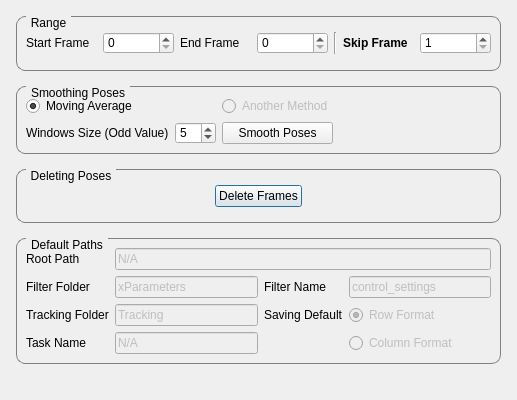
Old version of the form autoscoper/src/ui/ui-files/AdvancedOptionsDialog.ui in the repository BrownBiomechanics/Autoscoper.
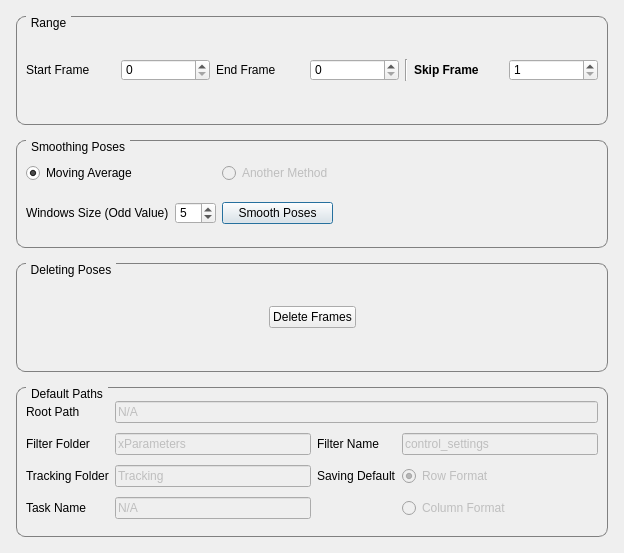
New version of the form.

Commit message: Added installer and modified some limitation of sizes in windows.

```diff
--- a/autoscoper/src/ui/ui-files/AdvancedOptionsDialog.ui
+++ b/autoscoper/src/ui/ui-files/AdvancedOptionsDialog.ui
@@ -6,8 +6,8 @@
    <rect>
     <x>0</x>
     <y>0</y>
-    <width>517</width>
-    <height>400</height>
+    <width>624</width>
+    <height>553</height>
    </rect>
   </property>
   <property name="minimumSize">
@@ -40,11 +40,163 @@
      <property name="verticalSpacing">
       <number>15</number>
      </property>
-     <item row="4" column="0" colspan="4">
-      <widget class="QGroupBox" name="groupBox_3">
+     <item row="5" column="0" colspan="2">
+      <widget class="QGroupBox" name="groupBox_DefaultPaths">
+       <property name="minimumSize">
+        <size>
+         <width>0</width>
+         <height>150</height>
+        </size>
+       </property>
+       <property name="styleSheet">
+        <string notr="true">QGroupBox {
+    border: 1px solid gray;
+    border-radius: 9px;
+    margin-top: 0.5em;
+}
+
+QGroupBox::title {
+    subcontrol-origin: margin;
+    left: 10px;
+    padding: 0 3px 0 3px;
+}</string>
+       </property>
+       <property name="title">
+        <string>Default Paths</string>
+       </property>
+       <layout class="QGridLayout" name="gridLayout_2">
+        <item row="3" column="3">
+         <widget class="QRadioButton" name="radioButton_trackingFormat_Column">
+          <property name="enabled">
+           <bool>false</bool>
+          </property>
+          <property name="text">
+           <string>Column Format</string>
+          </property>
+          <property name="checked">
+           <bool>false</bool>
+          </property>
+         </widget>
+        </item>
+        <item row="0" column="0">
+         <widget class="QLabel" name="label_8">
+          <property name="text">
+           <string>Root Path</string>
+          </property>
+         </widget>
+        </item>
+        <item row="1" column="0">
+         <widget class="QLabel" name="label_4">
+          <property name="text">
+           <string>Filter Folder</string>
+          </property>
+         </widget>
+        </item>
+        <item row="2" column="1">
+         <widget class="QLineEdit" name="lineEdit_trackingPath">
+          <property name="enabled">
+           <bool>false</bool>
+          </property>
+          <property name="text">
+           <string>Tracking</string>
+          </property>
+         </widget>
+        </item>
+        <item row="1" column="3">
+         <widget class="QLineEdit" name="lineEdit_filterName">
+          <property name="enabled">
+           <bool>false</bool>
+          </property>
+          <property name="text">
+           <string>control_settings</string>
+          </property>
+         </widget>
+        </item>
+        <item row="2" column="2">
+         <widget class="QLabel" name="label_7">
+          <property name="text">
+           <string>Saving Default</string>
+          </property>
+         </widget>
+        </item>
+        <item row="1" column="1">
+         <widget class="QLineEdit" name="lineEdit_filterFolder">
+          <property name="enabled">
+           <bool>false</bool>
+          </property>
+          <property name="text">
+           <string>xParameters</string>
+          </property>
+         </widget>
+        </item>
+        <item row="1" column="2">
+         <widget class="QLabel" name="label_6">
+          <property name="text">
+           <string>Filter Name</string>
+          </property>
+         </widget>
+        </item>
+        <item row="2" column="0">
+         <widget class="QLabel" name="label_5">
+          <property name="text">
+           <string>Tracking Folder</string>
+          </property>
+         </widget>
+        </item>
+        <item row="2" column="3">
+         <widget class="QRadioButton" name="radioButton_trackingFormat_Row">
+          <property name="enabled">
+           <bool>false</bool>
+          </property>
+          <property name="text">
+           <string>Row Format</string>
+          </property>
+          <property name="checked">
+           <bool>true</bool>
+          </property>
+         </widget>
+        </item>
+        <item row="0" column="1" colspan="3">
+         <widget class="QLineEdit" name="lineEdit_rootPath">
+          <property name="enabled">
+           <bool>false</bool>
+          </property>
+          <property name="text">
+           <string>N/A</string>
+          </property>
+         </widget>
+        </item>
+        <item row="3" column="0">
+         <widget class="QLabel" name="label_9">
+          <property name="text">
+           <string>Task Name</string>
+          </property>
+         </widget>
+        </item>
+        <item row="3" column="1">
+         <widget class="QLineEdit" name="lineEdit_TaskName">
+          <property name="enabled">
+           <bool>false</bool>
+          </property>
+          <property name="text">
+           <string>N/A</string>
+          </property>
+         </widget>
+        </item>
+       </layout>
+      </widget>
+     </item>
+     <item row="2" column="0" colspan="2">
+      <widget class="QGroupBox" name="groupBox_2">
        <property name="enabled">
         <bool>true</bool>
        </property>
+       <property name="minimumSize">
+        <size>
+         <width>0</width>
+         <height>90</height>
+        </size>
+       </property>
        <property name="styleSheet">
         <string notr="true">QGroupBox {
     border: 1px solid gray;
@@ -59,66 +211,93 @@
 }</string>
        </property>
        <property name="title">
-        <string>Deleting Poses</string>
+        <string>Smoothing Poses</string>
        </property>
-       <layout class="QGridLayout" name="gridLayout_6">
-        <item row="1" column="3">
-         <widget class="QPushButton" name="pushButton_Delete">
-          <property name="maximumSize">
+       <layout class="QGridLayout" name="gridLayout_3">
+        <item row="0" column="2">
+         <widget class="QRadioButton" name="radioButton_AnotherMethod">
+          <property name="enabled">
+           <bool>false</bool>
+          </property>
+          <property name="text">
+           <string>Another Method</string>
+          </property>
+         </widget>
+        </item>
+        <item row="0" column="0">
+         <widget class="QRadioButton" name="radioButton_MovingAverage">
+          <property name="text">
+           <string>Moving Average</string>
+          </property>
+          <property name="checked">
+           <bool>true</bool>
+          </property>
+         </widget>
+        </item>
+        <item row="1" column="5">
+         <spacer name="horizontalSpacer_6">
+          <property name="orientation">
+           <enum>Qt::Horizontal</enum>
+          </property>
+          <property name="sizeHint" stdset="0">
            <size>
-            <width>150</width>
-            <height>16777215</height>
+            <width>40</width>
+            <height>20</height>
            </size>
           </property>
+         </spacer>
+        </item>
+        <item row="0" column="3" colspan="3">
+         <spacer name="horizontalSpacer_7">
+          <property name="orientation">
+           <enum>Qt::Horizontal</enum>
+          </property>
+          <property name="sizeHint" stdset="0">
+           <size>
+            <width>40</width>
+            <height>20</height>
+           </size>
+          </property>
+         </spacer>
+        </item>
+        <item row="1" column="0">
+         <widget class="QLabel" name="label_3">
           <property name="text">
-           <string>Delete Frames</string>
+           <string>Windows Size (Odd Value)</string>
+          </property>
+         </widget>
+        </item>
+        <item row="1" column="1">
+         <widget class="QSpinBox" name="spinBox_winSize">
+          <property name="minimum">
+           <number>3</number>
+          </property>
+          <property name="singleStep">
+           <number>2</number>
+          </property>
+          <property name="value">
+           <number>5</number>
           </property>
          </widget>
         </item>
         <item row="1" column="2">
-         <spacer name="horizontalSpacer">
-          <property name="orientation">
-           <enum>Qt::Horizontal</enum>
+         <widget class="QPushButton" name="pushButton_Smooth">
+          <property name="text">
+           <string>Smooth Poses</string>
           </property>
-          <property name="sizeHint" stdset="0">
-           <size>
-            <width>40</width>
-            <height>20</height>
-           </size>
-          </property>
-         </spacer>
-        </item>
-        <item row="1" column="4">
-         <spacer name="horizontalSpacer_8">
-          <property name="orientation">
-           <enum>Qt::Horizontal</enum>
-          </property>
-          <property name="sizeHint" stdset="0">
-           <size>
-            <width>40</width>
-            <height>20</height>
-           </size>
-          </property>
-         </spacer>
+         </widget>
         </item>
        </layout>
       </widget>
      </item>
-     <item row="6" column="0">
-      <spacer name="horizontalSpacer_5">
-       <property name="orientation">
-        <enum>Qt::Horizontal</enum>
-       </property>
-       <property name="sizeHint" stdset="0">
-        <size>
-         <width>40</width>
-         <height>20</height>
-        </size>
-       </property>
-      </spacer>
-     </item>
-     <item row="1" column="0" colspan="4">
+     <item row="1" column="0" colspan="2">
       <widget class="QGroupBox" name="groupBox">
+       <property name="minimumSize">
+        <size>
+         <width>0</width>
+         <height>80</height>
+        </size>
+       </property>
        <property name="styleSheet">
         <string notr="true">QGroupBox {
     border: 1px solid gray;
@@ -210,119 +389,17 @@
        </layout>
       </widget>
      </item>
-     <item row="6" column="3">
-      <spacer name="horizontalSpacer_4">
-       <property name="orientation">
-        <enum>Qt::Horizontal</enum>
-       </property>
-       <property name="sizeHint" stdset="0">
-        <size>
-         <width>40</width>
-         <height>20</height>
-        </size>
-       </property>
-      </spacer>
-     </item>
-     <item row="2" column="0" colspan="4">
-      <widget class="QGroupBox" name="groupBox_2">
+     <item row="4" column="0" colspan="2">
+      <widget class="QGroupBox" name="groupBox_3">
        <property name="enabled">
         <bool>true</bool>
        </property>
-       <property name="styleSheet">
-        <string notr="true">QGroupBox {
-    border: 1px solid gray;
-    border-radius: 9px;
-    margin-top: 0.5em;
-}
-
-QGroupBox::title {
-    subcontrol-origin: margin;
-    left: 10px;
-    padding: 0 3px 0 3px;
-}</string>
+       <property name="minimumSize">
+        <size>
+         <width>0</width>
+         <height>75</height>
+        </size>
        </property>
-       <property name="title">
-        <string>Smoothing Poses</string>
-       </property>
-       <layout class="QGridLayout" name="gridLayout_3">
-        <item row="0" column="2">
-         <widget class="QRadioButton" name="radioButton_AnotherMethod">
-          <property name="enabled">
-           <bool>false</bool>
-          </property>
-          <property name="text">
-           <string>Another Method</string>
-          </property>
-         </widget>
-        </item>
-        <item row="0" column="0">
-         <widget class="QRadioButton" name="radioButton_MovingAverage">
-          <property name="text">
-           <string>Moving Average</string>
-          </property>
-          <property name="checked">
-           <bool>true</bool>
-          </property>
-         </widget>
-        </item>
-        <item row="1" column="5">
-         <spacer name="horizontalSpacer_6">
-          <property name="orientation">
-           <enum>Qt::Horizontal</enum>
-          </property>
-          <property name="sizeHint" stdset="0">
-           <size>
-            <width>40</width>
-            <height>20</height>
-           </size>
-          </property>
-         </spacer>
-        </item>
-        <item row="0" column="3" colspan="3">
-         <spacer name="horizontalSpacer_7">
-          <property name="orientation">
-           <enum>Qt::Horizontal</enum>
-          </property>
-          <property name="sizeHint" stdset="0">
-           <size>
-            <width>40</width>
-            <height>20</height>
-           </size>
-          </property>
-         </spacer>
-        </item>
-        <item row="1" column="0">
-         <widget class="QLabel" name="label_3">
-          <property name="text">
-           <string>Windows Size (Odd Value)</string>
-          </property>
-         </widget>
-        </item>
-        <item row="1" column="1">
-         <widget class="QSpinBox" name="spinBox_winSize">
-          <property name="minimum">
-           <number>3</number>
-          </property>
-          <property name="singleStep">
-           <number>2</number>
-          </property>
-          <property name="value">
-           <number>5</number>
-          </property>
-         </widget>
-        </item>
-        <item row="1" column="2">
-         <widget class="QPushButton" name="pushButton_Smooth">
-          <property name="text">
-           <string>Smooth Poses</string>
-          </property>
-         </widget>
-        </item>
-       </layout>
-      </widget>
-     </item>
-     <item row="5" column="0" colspan="4">
-      <widget class="QGroupBox" name="groupBox_DefaultPaths">
        <property name="styleSheet">
         <string notr="true">QGroupBox {
     border: 1px solid gray;
@@ -337,156 +414,51 @@
 }</string>
        </property>
        <property name="title">
-        <string>Default Paths</string>
+        <string>Deleting Poses</string>
        </property>
-       <layout class="QGridLayout" name="gridLayout_2">
-        <item row="3" column="3">
-         <widget class="QRadioButton" name="radioButton_trackingFormat_Column">
-          <property name="enabled">
-           <bool>false</bool>
-          </property>
-          <property name="text">
-           <string>Column Format</string>
-          </property>
-          <property name="checked">
-           <bool>false</bool>
-          </property>
-         </widget>
-        </item>
-        <item row="0" column="0">
-         <widget class="QLabel" name="label_8">
-          <property name="text">
-           <string>Root Path</string>
-          </property>
-         </widget>
-        </item>
-        <item row="1" column="0">
-         <widget class="QLabel" name="label_4">
-          <property name="text">
-           <string>Filter Folder</string>
-          </property>
-         </widget>
-        </item>
-        <item row="2" column="1">
-         <widget class="QLineEdit" name="lineEdit_trackingPath">
-          <property name="enabled">
-           <bool>false</bool>
-          </property>
-          <property name="text">
-           <string>Tracking</string>
-          </property>
-         </widget>
-        </item>
+       <layout class="QGridLayout" name="gridLayout_6">
         <item row="1" column="3">
-         <widget class="QLineEdit" name="lineEdit_filterName">
-          <property name="enabled">
-           <bool>false</bool>
+         <widget class="QPushButton" name="pushButton_Delete">
+          <property name="maximumSize">
+           <size>
+            <width>150</width>
+            <height>16777215</height>
+           </size>
           </property>
           <property name="text">
-           <string>control_settings</string>
-          </property>
-         </widget>
-        </item>
-        <item row="2" column="2">
-         <widget class="QLabel" name="label_7">
-          <property name="text">
-           <string>Saving Default</string>
-          </property>
-         </widget>
-        </item>
-        <item row="1" column="1">
-         <widget class="QLineEdit" name="lineEdit_filterFolder">
-          <property name="enabled">
-           <bool>false</bool>
-          </property>
-          <property name="text">
-           <string>xParameters</string>
+           <string>Delete Frames</string>
           </property>
          </widget>
         </item>
         <item row="1" column="2">
-         <widget class="QLabel" name="label_6">
-          <property name="text">
-           <string>Filter Name</string>
+         <spacer name="horizontalSpacer">
+          <property name="orientation">
+           <enum>Qt::Horizontal</enum>
           </property>
-         </widget>
-        </item>
-        <item row="2" column="0">
-         <widget class="QLabel" name="label_5">
-          <property name="text">
-           <string>Tracking Folder</string>
+          <property name="sizeHint" stdset="0">
+           <size>
+            <width>40</width>
+            <height>20</height>
+           </size>
           </property>
-         </widget>
+         </spacer>
         </item>
-        <item row="2" column="3">
-         <widget class="QRadioButton" name="radioButton_trackingFormat_Row">
-          <property name="enabled">
-           <bool>false</bool>
+        <item row="1" column="4">
+         <spacer name="horizontalSpacer_8">
+          <property name="orientation">
+           <enum>Qt::Horizontal</enum>
           </property>
-          <property name="text">
-           <string>Row Format</string>
+          <property name="sizeHint" stdset="0">
+           <size>
+            <width>40</width>
+            <height>20</height>
+           </size>
           </property>
-          <property name="checked">
-           <bool>true</bool>
-          </property>
-         </widget>
-        </item>
-        <item row="0" column="1" colspan="3">
-         <widget class="QLineEdit" name="lineEdit_rootPath">
-          <property name="enabled">
-           <bool>false</bool>
-          </property>
-          <property name="text">
-           <string>N/A</string>
-          </property>
-         </widget>
-        </item>
-        <item row="3" column="0">
-         <widget class="QLabel" name="label_9">
-          <property name="text">
-           <string>Task Name</string>
-          </property>
-         </widget>
-        </item>
-        <item row="3" column="1">
-         <widget class="QLineEdit" name="lineEdit_TaskName">
-          <property name="enabled">
-           <bool>false</bool>
-          </property>
-          <property name="text">
-           <string>N/A</string>
-          </property>
-         </widget>
+         </spacer>
         </item>
        </layout>
       </widget>
      </item>
-     <item row="6" column="2">
-      <spacer name="horizontalSpacer_3">
-       <property name="orientation">
-        <enum>Qt::Horizontal</enum>
-       </property>
-       <property name="sizeHint" stdset="0">
-        <size>
-         <width>40</width>
-         <height>20</height>
-        </size>
-       </property>
-      </spacer>
-     </item>
-     <item row="6" column="1">
-      <spacer name="horizontalSpacer_2">
-       <property name="orientation">
-        <enum>Qt::Horizontal</enum>
-       </property>
-       <property name="sizeHint" stdset="0">
-        <size>
-         <width>40</width>
-         <height>20</height>
-        </size>
-       </property>
-      </spacer>
-     </item>
     </layout>
    </item>
   </layout>
```
The commit also changes 4 other files.
